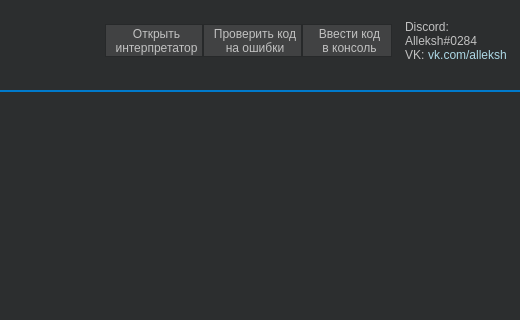
Before: the Qt Designer form mainwindow.ui in Alleksh/ForthHelper, drawn with Qt 5; both pictures show x 504 to 1024 and y 0 to 320 of the 1024 by 768 pixel window.
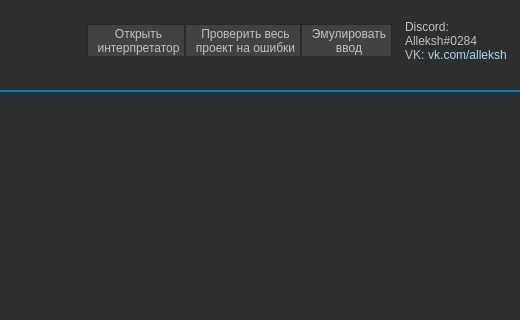
After: the same form once the commit is applied. Icons and pictures are not drawn.

```diff
--- a/mainwindow.ui
+++ b/mainwindow.ui
@@ -165,8 +165,8 @@
 }</string>
             </property>
             <property name="text">
-             <string>Проверить код
-на ошибки</string>
+             <string>Проверить весь
+проект на ошибки</string>
             </property>
            </widget>
           </item>
@@ -193,8 +193,8 @@
 }</string>
             </property>
             <property name="text">
-             <string>Ввести код 
-в консоль</string>
+             <string>Эмулировать
+ввод</string>
             </property>
            </widget>
           </item>
```
Left out of the diff: 222 changed lines with no effect on the pictures.
